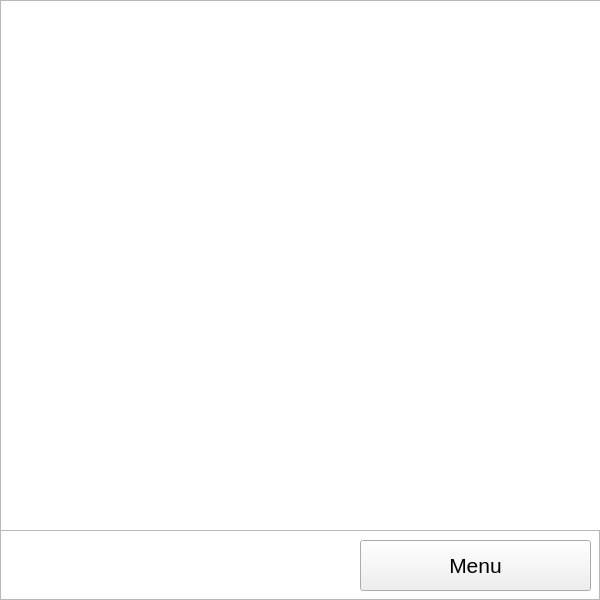
Before: the Qt Designer form highscoretable.ui in ElGrande95/Tank-game, drawn with Qt 5.
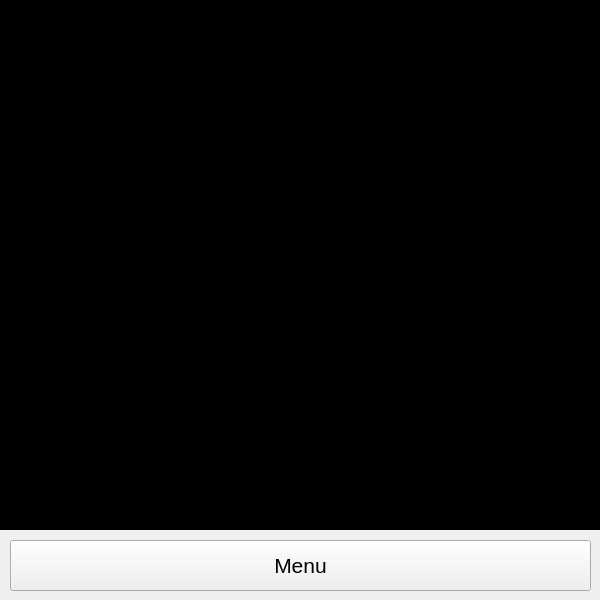
After: the same form once the commit is applied.

Patch:
```diff
--- a/highscoretable.ui
+++ b/highscoretable.ui
@@ -13,7 +13,7 @@
   <property name="windowTitle">
    <string>Form</string>
   </property>
-  <widget class="QGraphicsView" name="graphicsView">
+  <widget class="QLabel" name="label">
    <property name="geometry">
     <rect>
      <x>0</x>
@@ -22,28 +22,48 @@
      <height>600</height>
     </rect>
    </property>
+   <property name="text">
+    <string/>
+   </property>
   </widget>
   <widget class="QTableView" name="tableView">
    <property name="geometry">
     <rect>
-     <x>0</x>
-     <y>0</y>
+     <x>-1</x>
+     <y>-1</y>
      <width>601</width>
      <height>531</height>
     </rect>
    </property>
    <property name="font">
     <font>
-     <pointsize>16</pointsize>
+     <pointsize>-1</pointsize>
+     <italic>false</italic>
+     <bold>true</bold>
     </font>
    </property>
+   <property name="styleSheet">
+    <string notr="true">background-color: black;
+color: white;
+font: bold 24px; 
+</string>
+   </property>
+   <property name="autoScroll">
+    <bool>true</bool>
+   </property>
+   <property name="tabKeyNavigation">
+    <bool>true</bool>
+   </property>
+   <property name="textElideMode">
+    <enum>Qt::ElideNone</enum>
+   </property>
   </widget>
   <widget class="QPushButton" name="pushButton">
    <property name="geometry">
     <rect>
-     <x>360</x>
+     <x>10</x>
      <y>540</y>
-     <width>231</width>
+     <width>581</width>
      <height>51</height>
     </rect>
    </property>
```
